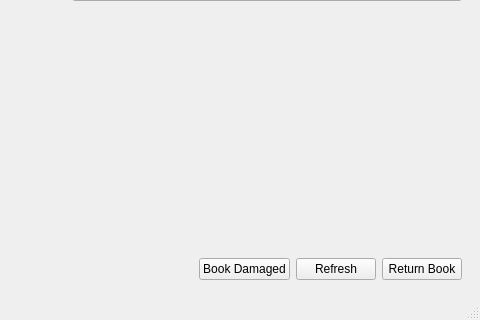
This is mainlibrarywindow.ui in AJigsawnHalo/Aklatan as Qt 5 draws it before an edit; both pictures show x 530 to 1010 and y 263 to 583 of the 1010 by 583 pixel window. The edited form follows.
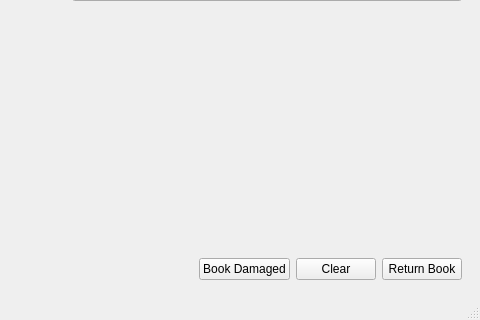
This is the edited form. The open tabs and pages were chosen to show the change.

```diff
--- a/mainlibrarywindow.ui
+++ b/mainlibrarywindow.ui
@@ -702,7 +702,7 @@
           <item row="0" column="3">
            <widget class="QPushButton" name="refreshButton_2">
             <property name="text">
-             <string>Refresh</string>
+             <string>Clear</string>
             </property>
            </widget>
           </item>
```
Left out of the diff: 4 changed lines with no effect on the pictures.
